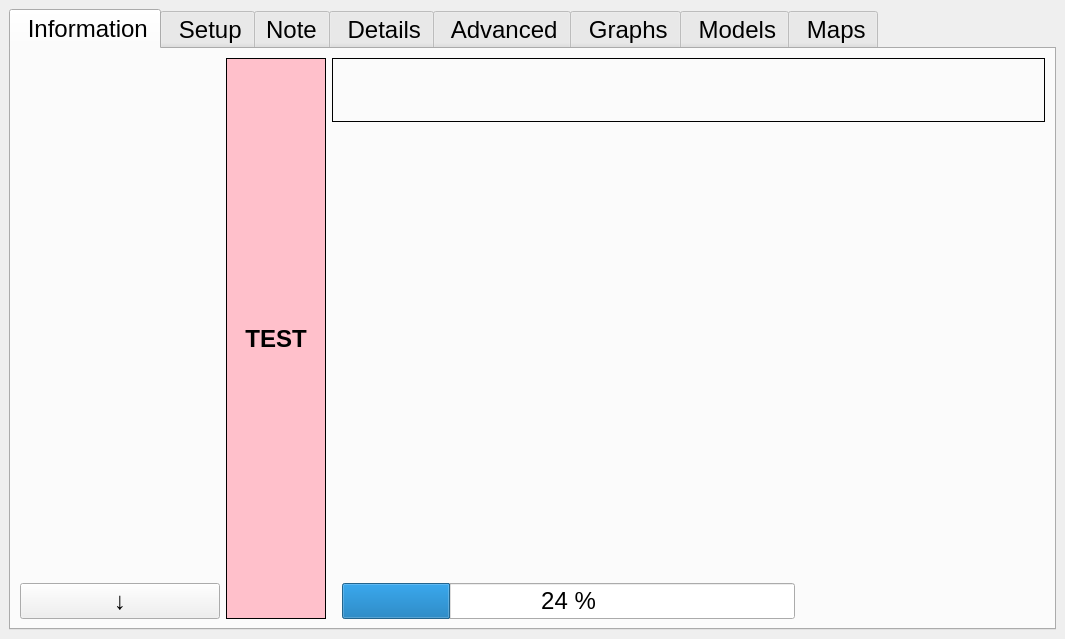
LowellInstruments/ddh5, file ddh/gui/gui_ddh.ui: the form before one commit.
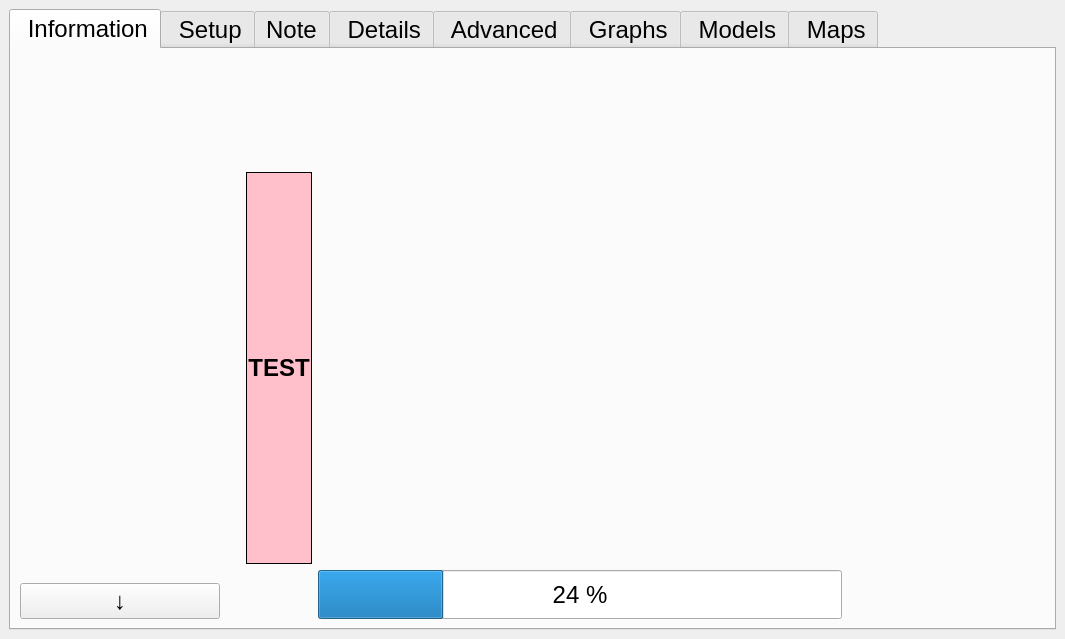
The form after the commit. Icons and pictures are not drawn.

Diff of the .ui file:
```diff
--- a/ddh/gui/gui_ddh.ui
+++ b/ddh/gui/gui_ddh.ui
@@ -53,7 +53,7 @@
        <attribute name="title">
         <string> Information</string>
        </attribute>
-       <layout class="QHBoxLayout" name="horizontalLayout_10" stretch="0,0">
+       <layout class="QHBoxLayout" name="horizontalLayout_10" stretch="1,0,6">
         <item>
          <widget class="QFrame" name="left_frame">
           <property name="minimumSize">
@@ -535,74 +535,6 @@
          </widget>
         </item>
         <item>
-         <layout class="QHBoxLayout" name="horizontalLayout_11" stretch="1,0">
-          <item>
-           <widget class="QLabel" name="lbl_testmode">
-            <property name="maximumSize">
-             <size>
-              <width>100</width>
-              <height>16777215</height>
-             </size>
-            </property>
-            <property name="font">
-             <font>
-              <pointsize>18</pointsize>
-              <bold>true</bold>
-             </font>
-            </property>
-            <property name="autoFillBackground">
-             <bool>false</bool>
-            </property>
-            <property name="styleSheet">
-             <string notr="true">background-color: pink</string>
-            </property>
-            <property name="frameShape">
-             <enum>QFrame::Box</enum>
-            </property>
-            <property name="text">
-             <string>TEST</string>
-            </property>
-            <property name="textFormat">
-             <enum>Qt::PlainText</enum>
-            </property>
-            <property name="alignment">
-             <set>Qt::AlignCenter</set>
-            </property>
-           </widget>
-          </item>
-          <item>
-           <layout class="QVBoxLayout" name="verticalLayout_10" stretch="1,7,0">
-            <item>
-             <widget class="QLabel" name="lbl_main_txt">
-              <property name="sizePolicy">
-               <sizepolicy hsizetype="Ignored" vsizetype="Ignored">
-                <horstretch>0</horstretch>
-                <verstretch>0</verstretch>
-               </sizepolicy>
-              </property>
-              <property name="font">
-               <font>
-                <pointsize>36</pointsize>
-                <bold>false</bold>
-               </font>
-              </property>
-              <property name="frameShape">
-               <enum>QFrame::Box</enum>
-              </property>
-              <property name="text">
-               <string/>
-              </property>
-              <property name="alignment">
-               <set>Qt::AlignCenter</set>
-              </property>
-              <property name="wordWrap">
-               <bool>true</bool>
-              </property>
-             </widget>
-            </item>
-            <item>
-             <layout class="QHBoxLayout" name="horizontalLayout_4">
-              <item>
                <spacer name="horizontalSpacer_18">
                 <property name="orientation">
                  <enum>Qt::Horizontal</enum>
@@ -612,13 +544,18 @@
                 </property>
                 <property name="sizeHint" stdset="0">
                  <size>
-                  <width>10</width>
+            <width>20</width>
                   <height>20</height>
                  </size>
                 </property>
                </spacer>
               </item>
               <item>
+         <layout class="QGridLayout" name="gridLayout" rowstretch="0,2,8,1" columnstretch="1,8,3">
+          <property name="sizeConstraint">
+           <enum>QLayout::SetDefaultConstraint</enum>
+          </property>
+          <item row="2" column="1">
                <widget class="QLabel" name="lbl_main_img">
                 <property name="sizePolicy">
                  <sizepolicy hsizetype="Ignored" vsizetype="Ignored">
@@ -626,12 +563,6 @@
                   <verstretch>0</verstretch>
                  </sizepolicy>
                 </property>
-                <property name="maximumSize">
-                 <size>
-                  <width>350</width>
-                  <height>350</height>
-                 </size>
-                </property>
                 <property name="font">
                  <font>
                   <pointsize>36</pointsize>
@@ -658,74 +589,7 @@
                 </property>
                </widget>
               </item>
-              <item>
-               <spacer name="horizontalSpacer_19">
-                <property name="orientation">
-                 <enum>Qt::Horizontal</enum>
-                </property>
-                <property name="sizeType">
-                 <enum>QSizePolicy::Fixed</enum>
-                </property>
-                <property name="sizeHint" stdset="0">
-                 <size>
-                  <width>10</width>
-                  <height>20</height>
-                 </size>
-                </property>
-               </spacer>
-              </item>
-              <item>
-               <widget class="QLabel" name="lbl_summary_dl">
-                <property name="maximumSize">
-                 <size>
-                  <width>200</width>
-                  <height>16777215</height>
-                 </size>
-                </property>
-                <property name="font">
-                 <font>
-                  <pointsize>14</pointsize>
-                  <bold>false</bold>
-                 </font>
-                </property>
-                <property name="autoFillBackground">
-                 <bool>false</bool>
-                </property>
-                <property name="styleSheet">
-                 <string notr="true"/>
-                </property>
-                <property name="frameShape">
-                 <enum>QFrame::NoFrame</enum>
-                </property>
-                <property name="textFormat">
-                 <enum>Qt::PlainText</enum>
-                </property>
-                <property name="alignment">
-                 <set>Qt::AlignCenter</set>
-                </property>
-               </widget>
-              </item>
-             </layout>
-            </item>
-            <item>
-             <layout class="QHBoxLayout" name="horizontalLayout_9">
-              <item>
-               <spacer name="horizontalSpacer_25">
-                <property name="orientation">
-                 <enum>Qt::Horizontal</enum>
-                </property>
-                <property name="sizeType">
-                 <enum>QSizePolicy::Fixed</enum>
-                </property>
-                <property name="sizeHint" stdset="0">
-                 <size>
-                  <width>10</width>
-                  <height>20</height>
-                 </size>
-                </property>
-               </spacer>
-              </item>
-              <item>
+          <item row="3" column="1">
                <widget class="QProgressBar" name="bar_dl">
                 <property name="sizePolicy">
                  <sizepolicy hsizetype="Preferred" vsizetype="Preferred">
@@ -747,25 +611,102 @@
                 </property>
                </widget>
               </item>
-              <item>
-               <spacer name="horizontalSpacer_26">
+          <item row="2" column="0">
+           <widget class="QLabel" name="lbl_testmode">
+            <property name="font">
+             <font>
+              <pointsize>18</pointsize>
+              <bold>true</bold>
+             </font>
+            </property>
+            <property name="autoFillBackground">
+             <bool>false</bool>
+            </property>
+            <property name="styleSheet">
+             <string notr="true">background-color: pink</string>
+            </property>
+            <property name="frameShape">
+             <enum>QFrame::Box</enum>
+            </property>
+            <property name="text">
+             <string>TEST</string>
+            </property>
+            <property name="textFormat">
+             <enum>Qt::PlainText</enum>
+            </property>
+            <property name="alignment">
+             <set>Qt::AlignCenter</set>
+            </property>
+           </widget>
+          </item>
+          <item row="2" column="2">
+           <widget class="QLabel" name="lbl_summary_dl">
+            <property name="font">
+             <font>
+              <pointsize>14</pointsize>
+              <bold>false</bold>
+             </font>
+            </property>
+            <property name="autoFillBackground">
+             <bool>false</bool>
+            </property>
+            <property name="styleSheet">
+             <string notr="true"/>
+            </property>
+            <property name="frameShape">
+             <enum>QFrame::NoFrame</enum>
+            </property>
+            <property name="textFormat">
+             <enum>Qt::PlainText</enum>
+            </property>
+            <property name="alignment">
+             <set>Qt::AlignCenter</set>
+            </property>
+           </widget>
+          </item>
+          <item row="0" column="1">
+           <spacer name="verticalSpacer">
                 <property name="orientation">
-                 <enum>Qt::Horizontal</enum>
+             <enum>Qt::Vertical</enum>
                 </property>
                 <property name="sizeType">
                  <enum>QSizePolicy::Fixed</enum>
                 </property>
                 <property name="sizeHint" stdset="0">
                  <size>
-                  <width>250</width>
-                  <height>20</height>
+              <width>20</width>
+              <height>10</height>
                  </size>
                 </property>
                </spacer>
               </item>
-             </layout>
-            </item>
-           </layout>
+          <item row="1" column="0" colspan="3">
+           <widget class="QLabel" name="lbl_main_txt">
+            <property name="sizePolicy">
+             <sizepolicy hsizetype="Ignored" vsizetype="Ignored">
+              <horstretch>0</horstretch>
+              <verstretch>0</verstretch>
+             </sizepolicy>
+            </property>
+            <property name="font">
+             <font>
+              <pointsize>36</pointsize>
+              <bold>false</bold>
+             </font>
+            </property>
+            <property name="frameShape">
+             <enum>QFrame::NoFrame</enum>
+            </property>
+            <property name="text">
+             <string/>
+            </property>
+            <property name="alignment">
+             <set>Qt::AlignCenter</set>
+            </property>
+            <property name="wordWrap">
+             <bool>true</bool>
+            </property>
+           </widget>
           </item>
          </layout>
         </item>
```
Lines whose indentation alone changed are shown as unchanged.
